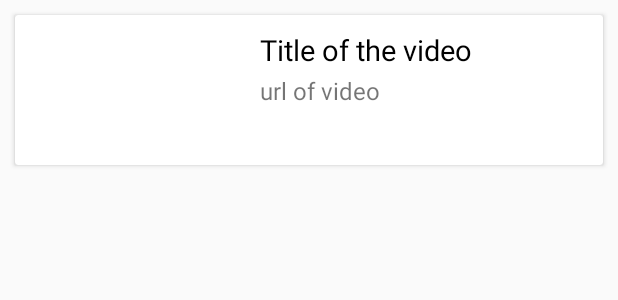
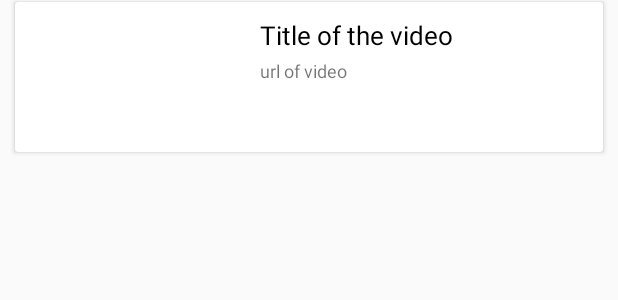
Before and after one commit to fayaz07/youtubeplayerlight, an Android app: the layout videos_list.xml on its own in the app's theme, with its tools: preview values and no code run, on a phone screen of 412 x 824 dp. Shown: the top 300 px of the screen. Run offline under Robolectric (Android 15) with nearby library versions, the phone set to English and light mode, and no system bars.

Commit message:
Update videos_list.xml

```diff
--- a/app/src/main/res/layout/videos_list.xml
+++ b/app/src/main/res/layout/videos_list.xml
@@ -6,10 +6,9 @@
     xmlns:app="http://schemas.android.com/apk/res-auto"
     android:layout_marginRight="10dp"
     android:layout_marginLeft="10dp"
-    android:layout_marginTop="10dp"
-    android:layout_marginBottom="10dp"
+    android:layout_marginTop="1dp"
+    android:layout_marginBottom="1dp"
     android:id="@+id/cardView"
-    android:alpha="250"
     app:cardCornerRadius="@dimen/cardview_default_elevation">
 
 <RelativeLayout
@@ -19,7 +18,7 @@
             android:id="@+id/imageView"
             android:layout_width="150dp"
             android:layout_height="100dp"
-            android:padding="6dp" />
+            android:padding="5dp" />
 
     <TextView
         android:id="@+id/titleVideo"
@@ -31,7 +30,7 @@
         android:text="Title of the video"
         android:textAppearance="@style/Base.TextAppearance.AppCompat.Small"
         android:textColor="#000000"
-        android:textSize="19sp" />
+        android:textSize="17sp" />
 
         <TextView
             android:id="@+id/url"
@@ -42,7 +41,7 @@
             android:layout_marginTop="3dp"
             android:layout_toRightOf="@id/imageView"
             android:text="url of video"
-            android:textSize="16dp"
+            android:textSize="12dp"
             android:textAppearance="@style/Base.TextAppearance.AppCompat.Small" />
 
     </RelativeLayout>
```
